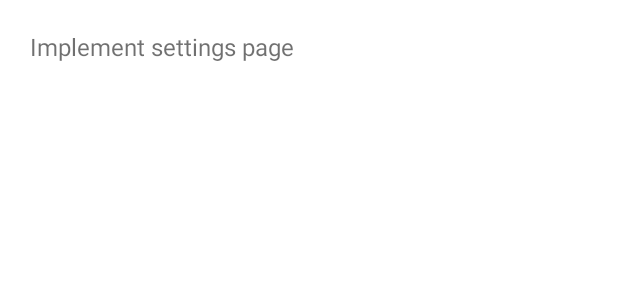
After one commit to PHELAT/Tedu, an Android app: the layout item_todo.xml on its own in the app's theme, with its tools: preview values and no code run, on a phone screen of 412 x 824 dp. The commit adds this screen. Shown: the top 300 px of the screen. Run offline under Robolectric (Android 15) with nearby library versions, the phone set to English and light mode, and no system bars.

Commit message:
Implement todo list adapter

```diff
--- a/feature/todolist/build.gradle
+++ b/feature/todolist/build.gradle
@@ -9,9 +9,12 @@ dependencies {
 
     implementation "org.jetbrains.kotlin:kotlin-stdlib-jdk7:$library.kotlin"
 
+    implementation "androidx.recyclerview:recyclerview:$library.recyclerview"
+
     implementation "androidx.navigation:navigation-fragment-ktx:$library.navigation"
     implementation "androidx.navigation:navigation-ui-ktx:$library.navigation"
 
+    implementation project(":common:designsystem")
     implementation project(":common:ui-view")
 
 }
--- /dev/null
+++ b/feature/todolist/src/main/res/layout/item_todo.xml
@@ -0,0 +1,19 @@
+<?xml version="1.0" encoding="utf-8"?>
+<RelativeLayout
+    xmlns:android="http://schemas.android.com/apk/res/android"
+    xmlns:tools="http://schemas.android.com/tools"
+    android:layout_width="match_parent"
+    android:layout_height="wrap_content"
+    android:padding="4dp">
+
+    <androidx.appcompat.widget.AppCompatTextView
+        android:id="@+id/todoTitle"
+        android:layout_width="match_parent"
+        android:layout_height="wrap_content"
+        android:gravity="center_vertical"
+        android:padding="16dp"
+        android:textColor="@color/text_secondary_color"
+        android:textSize="16sp"
+        tools:text="Implement settings page" />
+
+</RelativeLayout>
```
Also changed, not shown: buildScript/versionManager.gradle (+5 -4 lines), feature/todolist/src/main/java/com/phelat/tedu/todolist/view/TodoListAdapter.kt (added, +27 -0 lines), feature/todolist/src/main/java/com/phelat/tedu/todolist/view/TodoListFragment.kt (+10 -0 lines), feature/todolist/src/main/java/com/phelat/tedu/todolist/view/TodoListViewHolder.kt (added, +16 -0 lines), feature/todolist/src/main/res/layout/fragment_todolist.xml (+3 -4 lines).
